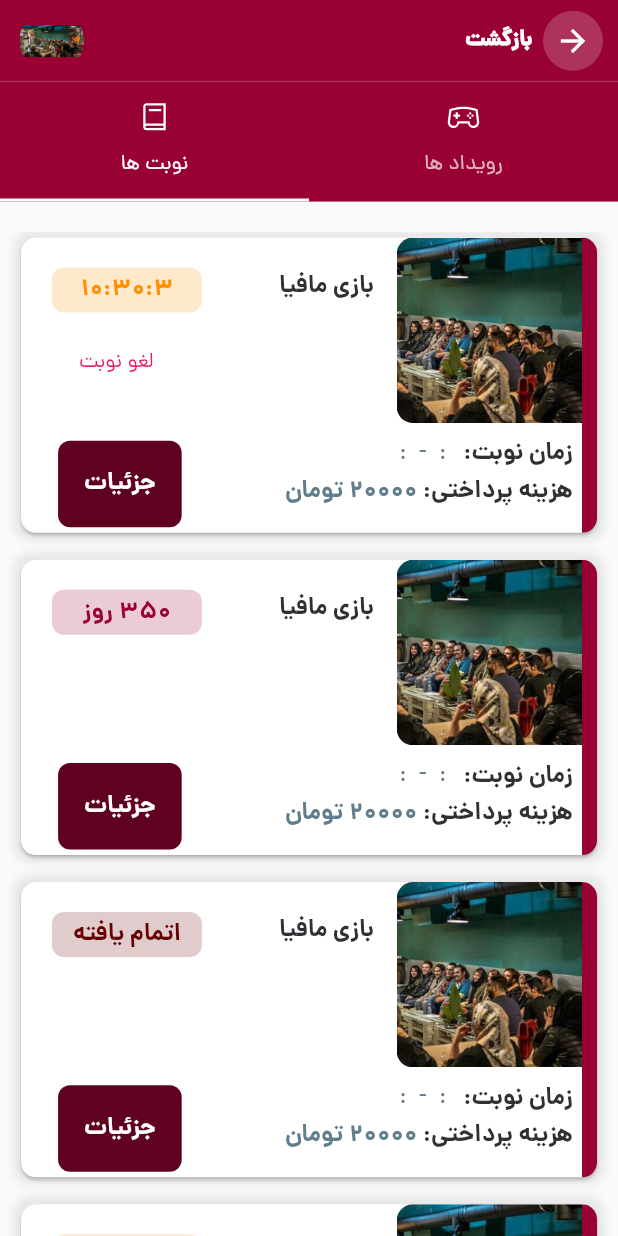
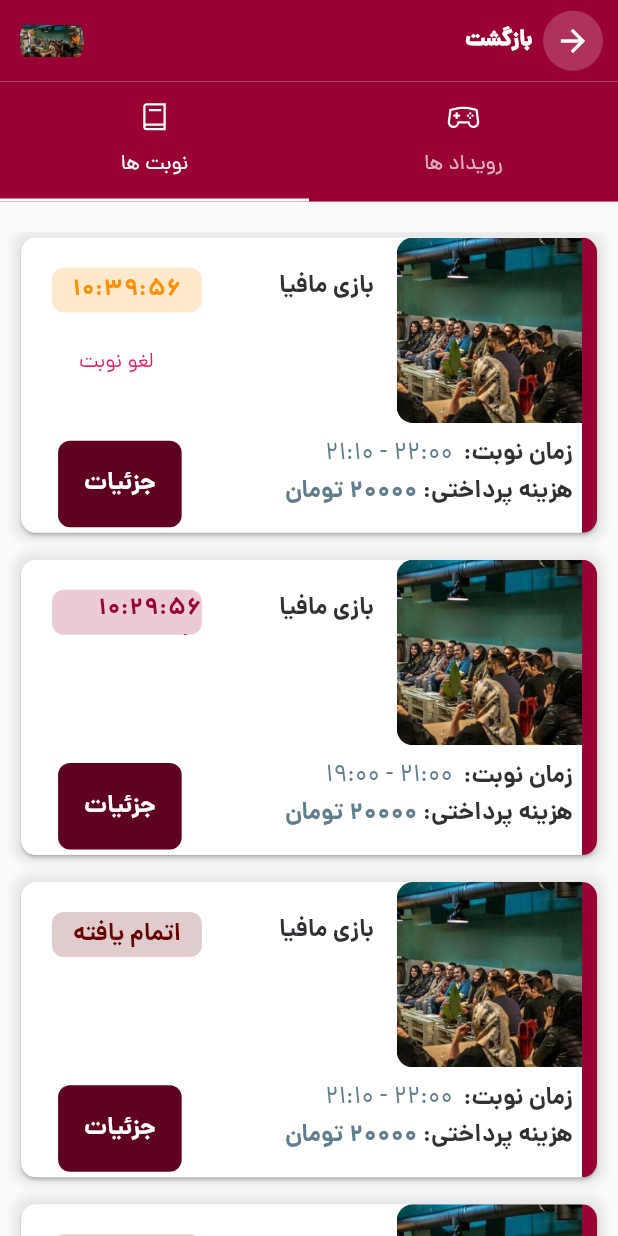
Before and after one commit to Mehdi-MosTafavi/saffrun-app, a Flutter app: the HistoryPage screen opened directly, tab 2 chosen, on a phone screen of 412 x 824 dp. Run offline on Flutter 3.47's test engine with Material 2 defaults, Android fonts, the phone set to English and light mode, and no system bars; our stand-ins replace auto_size_text, bloc, cached_network_image, carousel_slider, flutter_bloc, flutter_login and 8 more; missing offline and left inert: image_picker_gallery_camera, najvaflutter, persian_datetime_picker, simple_gesture_detector.

Commit message:
refactor uis

```diff
--- a/lib/UI/history/components/reserve_card.dart
+++ b/lib/UI/history/components/reserve_card.dart
@@ -46,6 +46,12 @@ class _ReserveCardWidgetState extends State<ReserveCardWidget> {
     });
   }
 
+  @override
+  void dispose() {
+    everySecond.cancel();
+    super.dispose();
+  }
+
   int current = 0;
   final CarouselController controller = CarouselController();
 
@@ -68,17 +74,17 @@ class _ReserveCardWidgetState extends State<ReserveCardWidget> {
             // return (difference_hour - difference_day * 24 - hours).toString() + ":" +
             //     (difference_minute - difference_hour * 60 - minutes).toString() + ":" +
             //     (difference_second - difference_minute * 60 - seconds).toString();
-            return (difference_hour - difference_day * 24).toString() +
+            return (difference_hour - difference_day * 24).abs().toString() +
                 ":" +
-                (difference_minute - difference_hour * 60).toString() +
+                (difference_minute - difference_hour * 60).abs().toString() +
                 ":" +
-                (difference_second - difference_minute * 60).toString();
+                (difference_second - difference_minute * 60).abs().toString();
           } else {
-            return (difference_hour - difference_day * 24).toString() +
+            return (difference_hour - difference_day * 24).abs().toString() +
                 ":" +
-                (difference_minute - difference_hour * 60).toString() +
+                (difference_minute - difference_hour * 60).abs().toString() +
                 ":" +
-                (difference_second - difference_minute * 60).toString();
+                (difference_second - difference_minute * 60).abs().toString();
           }
         }
     // break;
@@ -98,11 +104,12 @@ class _ReserveCardWidgetState extends State<ReserveCardWidget> {
           if (difference_day > 0) {
             return difference_day.toString() + " روز";
           } else {
-            return (difference_hour - difference_day * 24).toString() +
+            return (difference_hour - difference_day * 24).abs().toString() +
                 ":" +
-                (difference_minute - difference_hour * 60).toString() +
+                (difference_minute - difference_hour * 60).abs().toString() +
                 ":" +
-                (difference_second - difference_minute * 60).toString();
+                (difference_second - difference_minute * 60).abs().toString() +
+                " مانده";
           }
         }
     // break;
@@ -339,11 +346,11 @@ class _ReserveCardWidgetState extends State<ReserveCardWidget> {
                                             style: boldTextStyle(),
                                           ),
                                           Text(
-                                              getStringFormatJalali(
-                                                      endDateJalali) +
+                                              getTimeReserve(
+                                                      reserve.finishTime) +
                                                   ' - ' +
-                                                  getStringFormatJalali(
-                                                      startDateJalali),
+                                                  getTimeReserve(
+                                                      reserve.startTime),
                                               style: primaryTextStyle(
                                                   color: Colors.blueGrey),
                                               maxLines: 2),
@@ -422,9 +429,11 @@ class _ReserveCardWidgetState extends State<ReserveCardWidget> {
     );
   }
 
-  String getStringFormatJalali(Jalali date) {
-    var d = date.formatter;
-    return date.minute.toString() + ' : ' + date.hour.toString();
+  String getTimeReserve(DateTime time) {
+    var minute = '0' + time.minute.toString();
+    return time.hour.toString() +
+        ':' +
+        (minute).substring(minute.length - 2, minute.length);
   }
 }
 
--- a/lib/UI/history/history_page.dart
+++ b/lib/UI/history/history_page.dart
@@ -32,8 +32,8 @@ List<Event> events = [
     imageUrl: '',
     discount: 10,
     ownerId: 2,
-    startTime: DateTime(2020),
-    finishTime: DateTime(2021),
+    startTime: DateTime(2021, 12, 17, 22, 0, 0),
+    finishTime: DateTime(2021, 12, 17, 23, 0, 0),
     comments: '',
     status: 1,
     participant: 10,
@@ -45,10 +45,36 @@ List<Event> events = [
     imageUrl: '',
     discount: 10,
     ownerId: 2,
-    startTime: DateTime(2020),
-    finishTime: DateTime(2021),
+    startTime: DateTime(2021, 12, 17, 19, 0, 0),
+    finishTime: DateTime(2021, 12, 17, 21, 0, 0),
     comments: '',
     status: 2,
+    participant: 10,
+  ),
+  Event(
+    id: 1,
+    title: 'بازی مافیا',
+    description: 'برگزاری بازی مافیا به صورت گروهی به همراه جایزه',
+    imageUrl: '',
+    discount: 10,
+    ownerId: 2,
+    startTime: DateTime(2021, 12, 17, 19, 0, 0),
+    finishTime: DateTime(2021, 12, 17, 21, 0, 0),
+    comments: '',
+    status: 3,
+    participant: 10,
+  ),
+  Event(
+    id: 1,
+    title: 'بازی مافیا',
+    description: 'برگزاری بازی مافیا به صورت گروهی به همراه جایزه',
+    imageUrl: '',
+    discount: 10,
+    ownerId: 2,
+    startTime: DateTime(2021, 12, 17, 19, 0, 0),
+    finishTime: DateTime(2021, 12, 17, 21, 0, 0),
+    comments: '',
+    status: 3,
     participant: 10,
   ),
   Event(
@@ -74,33 +100,6 @@ List<Event> events = [
     startTime: DateTime(2020),
     finishTime: DateTime(2021),
     comments: '',
-    status: 1,
-    participant: 10,
-  ),
-  Event(
-    id: 1,
-    title: 'بازی مافیا',
-    description: 'برگزاری بازی مافیا به صورت گروهی به همراه جایزه',
-    imageUrl: '',
-    discount: 10,
-    ownerId: 2,
-    startTime: DateTime(2020),
-    finishTime: DateTime(2021),
-    comments: '',
-    status: 2,
-    participant: 10,
-
-  ),
-  Event(
-    id: 1,
-    title: 'بازی مافیا',
-    description: 'برگزاری بازی مافیا به صورت گروهی به همراه جایزه',
-    imageUrl: '',
-    discount: 10,
-    ownerId: 2,
-    startTime: DateTime(2020),
-    finishTime: DateTime(2021),
-    comments: '',
     status: 3,
     participant: 10,
   ),
@@ -111,10 +110,10 @@ List<Event> events = [
     imageUrl: '',
     discount: 10,
     ownerId: 2,
-    startTime: DateTime(2020),
-    finishTime: DateTime(2021),
+    startTime: DateTime(2021, 12, 17, 19, 0, 0),
+    finishTime: DateTime(2021, 12, 17, 21, 0, 0),
     comments: '',
-    status: 1,
+    status: 3,
     participant: 10,
   ),
 ];
@@ -127,89 +126,88 @@ List<Reserve> reserves = [
     imageUrl: '',
     discount: 10,
     ownerId: 2,
-    startTime: DateTime(2020),
-    finishTime: DateTime(2021),
+    startTime: DateTime(2021, 12, 17, 21, 10, 0),
+    finishTime: DateTime(2021, 12, 17, 22, 0, 0),
     comments: '',
     status: 1,
     participant: 10,
   ),
   Reserve(
-    id: 1,
+    id: 2,
     title: 'بازی مافیا',
     description: 'برگزاری بازی مافیا به صورت گروهی به همراه جایزه',
     imageUrl: '',
     discount: 10,
     ownerId: 2,
-    startTime: DateTime(2020),
-    finishTime: DateTime(2021),
+    startTime: DateTime(2021, 12, 17, 19, 0, 0),
+    finishTime: DateTime(2021, 12, 17, 21, 0, 0),
     comments: '',
     status: 2,
     participant: 10,
   ),
   Reserve(
-    id: 1,
+    id: 3,
     title: 'بازی مافیا',
     description: 'برگزاری بازی مافیا به صورت گروهی به همراه جایزه',
     imageUrl: '',
     discount: 10,
     ownerId: 2,
-    startTime: DateTime(2020),
-    finishTime: DateTime(2021),
+    startTime: DateTime(2021, 12, 17, 21, 10, 0),
+    finishTime: DateTime(2021, 12, 17, 22, 0, 0),
     comments: '',
     status: 3,
     participant: 10,
   ),
   Reserve(
-    id: 1,
+    id: 4,
     title: 'بازی مافیا',
     description: 'برگزاری بازی مافیا به صورت گروهی به همراه جایزه',
     imageUrl: '',
     discount: 10,
     ownerId: 2,
-    startTime: DateTime(2020),
-    finishTime: DateTime(2021),
+    startTime: DateTime(2021, 12, 17, 21, 10, 0),
+    finishTime: DateTime(2021, 12, 17, 22, 0, 0),
     comments: '',
-    status: 1,
+    status: 3,
     participant: 10,
   ),
   Reserve(
-    id: 1,
+    id: 5,
     title: 'بازی مافیا',
     description: 'برگزاری بازی مافیا به صورت گروهی به همراه جایزه',
     imageUrl: '',
     discount: 10,
     ownerId: 2,
-    startTime: DateTime(2020),
-    finishTime: DateTime(2021),
+    startTime: DateTime(2021, 12, 17, 21, 10, 0),
+    finishTime: DateTime(2021, 12, 17, 22, 0, 0),
     comments: '',
-    status: 2,
+    status: 3,
     participant: 10,
-
   ),
   Reserve(
-    id: 1,
+    id: 6,
     title: 'بازی مافیا',
     description: 'برگزاری بازی مافیا به صورت گروهی به همراه جایزه',
     imageUrl: '',
     discount: 10,
     ownerId: 2,
-    startTime: DateTime(2020),
-    finishTime: DateTime(2021),
+    startTime: DateTime(2021, 12, 17, 21, 10, 0),
+    finishTime: DateTime(2021, 12, 17, 22, 0, 0),
     comments: '',
     status: 3,
     participant: 10,
   ),
   Reserve(
-    id: 1,
+    id: 7,
     title: 'بازی مافیا',
     description: 'برگزاری بازی مافیا به صورت گروهی به همراه جایزه',
     imageUrl: '',
     discount: 10,
     ownerId: 2,
-    startTime: DateTime(2020),
-    finishTime: DateTime(2021),
+    startTime: DateTime(2021, 12, 17, 21, 10, 0),
+    finishTime: DateTime(2021, 12, 17, 22, 0, 0),
     comments: '',
-    status: 1,
+    status: 3,
     participant: 10,
   ),
 ];
--- a/lib/UI/profileUser/profile_user.dart
+++ b/lib/UI/profileUser/profile_user.dart
@@ -7,6 +7,7 @@ import 'package:saffrun_app/UI/history/history_page.dart';
 import 'package:saffrun_app/UI/settings/profile_edit_setting.dart';
 import 'package:saffrun_app/UI/turnover/turn_over.dart';
 import 'package:saffrun_app/constants/theme_color.dart';
+import 'package:saffrun_app/models/user/user_2.dart';
 
 import 'components/profile_list_item.dart';
 
@@ -62,7 +63,7 @@ class _ProfileUserPageState extends State<ProfileUserPage> {
               Row(
                 children: [
                   Text(
-                    "حسین ناصری زاده",
+                    UserProfile.userLogin.getFullName(),
                     style: boldTextStyle(color: colorPallet3, size: 19),
                   )
                 ],
@@ -74,7 +75,7 @@ class _ProfileUserPageState extends State<ProfileUserPage> {
                     style: primaryTextStyle(color: colorPallet3, size: 15),
                   ),
                   Text(
-                    "hossein",
+                    UserProfile.userLogin.username,
                     style: primaryTextStyle(color: colorPallet3, size: 15),
                   ),
                 ],
```
Also changed, not shown: lib/UI/history/components/event_card.dart (+43 -15 lines), lib/UI/settings/profile_edit_setting.dart (+11 -6 lines), lib/data_managment/authentication/auth_repository.dart (+13 -1 lines), lib/data_managment/splash/splash_networkservice.dart (+17 -2 lines), lib/data_managment/splash/splash_repository.dart (+8 -1 lines), lib/models/user/user_2.dart (added, +38 -0 lines).
